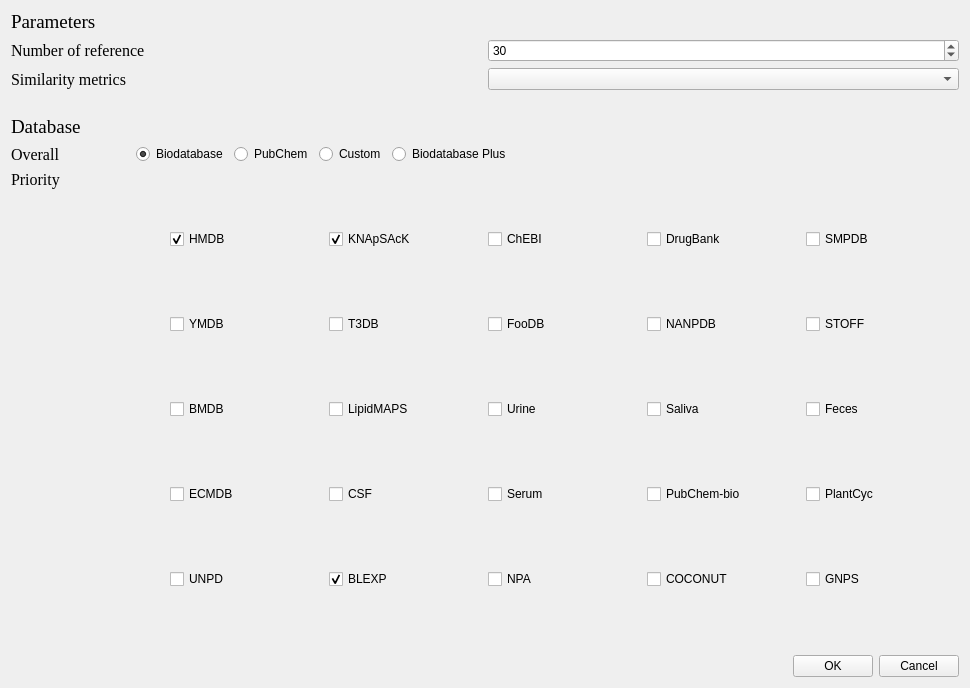
The window that ui/parameter.ui (hcji/DeepMASS2_GUI) describes before a commit, drawn with Qt 5.
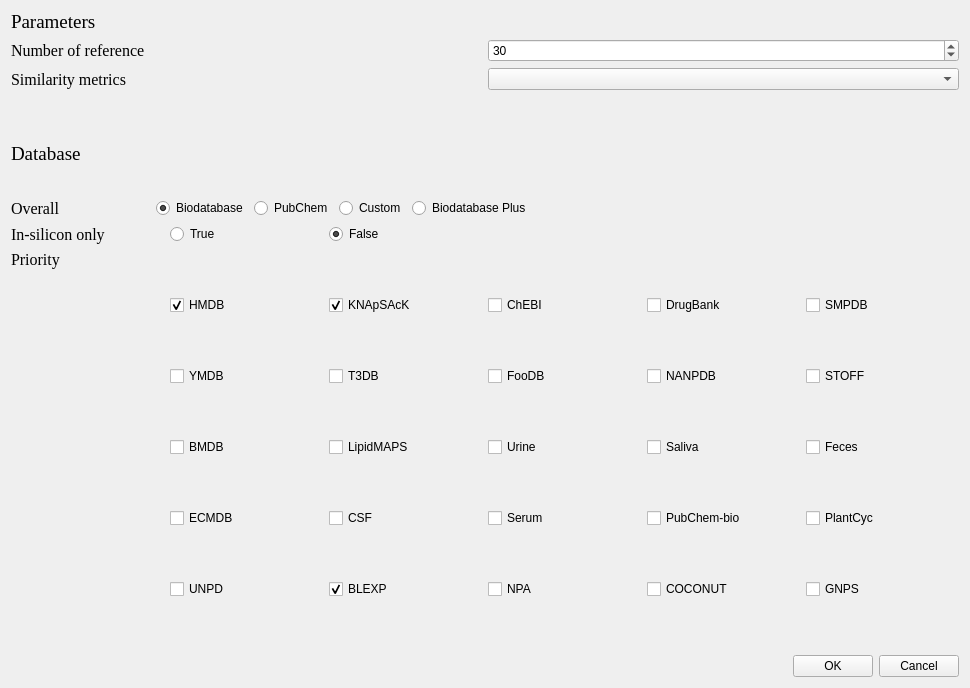
The same window after the commit.

Patch:
```diff
--- a/ui/parameter.ui
+++ b/ui/parameter.ui
@@ -102,174 +102,7 @@
    </item>
    <item>
     <layout class="QGridLayout" name="gridLayout_2">
-     <item row="0" column="0" colspan="4">
-      <layout class="QHBoxLayout" name="horizontalLayout">
-       <item>
-        <widget class="QLabel" name="label_3">
-         <property name="font">
-          <font>
-           <family>Times New Roman</family>
-           <pointsize>12</pointsize>
-          </font>
-         </property>
-         <property name="text">
-          <string>Overall</string>
-         </property>
-        </widget>
-       </item>
-       <item>
-        <spacer name="horizontalSpacer_2">
-         <property name="orientation">
-          <enum>Qt::Horizontal</enum>
-         </property>
-         <property name="sizeType">
-          <enum>QSizePolicy::Fixed</enum>
-         </property>
-         <property name="sizeHint" stdset="0">
-          <size>
-           <width>70</width>
-           <height>20</height>
-          </size>
-         </property>
-        </spacer>
-       </item>
-       <item>
-        <widget class="QRadioButton" name="radioButton_1">
-         <property name="text">
-          <string>Biodatabase</string>
-         </property>
-         <property name="checked">
-          <bool>true</bool>
-         </property>
-         <attribute name="buttonGroup">
-          <string notr="true">buttonGroup</string>
-         </attribute>
-        </widget>
-       </item>
-       <item>
-        <widget class="QRadioButton" name="radioButton_2">
-         <property name="text">
-          <string>PubChem</string>
-         </property>
-         <attribute name="buttonGroup">
-          <string notr="true">buttonGroup</string>
-         </attribute>
-        </widget>
-       </item>
-       <item>
-        <widget class="QRadioButton" name="radioButton_3">
-         <property name="text">
-          <string>Custom</string>
-         </property>
-         <attribute name="buttonGroup">
-          <string notr="true">buttonGroup</string>
-         </attribute>
-        </widget>
-       </item>
-       <item>
-        <widget class="QRadioButton" name="radioButton_4">
-         <property name="text">
-          <string>Biodatabase Plus</string>
-         </property>
-         <attribute name="buttonGroup">
-          <string notr="true">buttonGroup</string>
-         </attribute>
-        </widget>
-       </item>
-       <item>
-        <spacer name="horizontalSpacer">
-         <property name="orientation">
-          <enum>Qt::Horizontal</enum>
-         </property>
-         <property name="sizeHint" stdset="0">
-          <size>
-           <width>40</width>
-           <height>20</height>
-          </size>
-         </property>
-        </spacer>
-       </item>
-      </layout>
-     </item>
-     <item row="1" column="0">
-      <layout class="QVBoxLayout" name="verticalLayout_7">
-       <item>
-        <widget class="QLabel" name="label_2">
-         <property name="font">
-          <font>
-           <family>Times New Roman</family>
-           <pointsize>12</pointsize>
-          </font>
-         </property>
-         <property name="text">
-          <string>Priority</string>
-         </property>
-        </widget>
-       </item>
-       <item>
-        <spacer name="verticalSpacer">
-         <property name="orientation">
-          <enum>Qt::Vertical</enum>
-         </property>
-         <property name="sizeType">
-          <enum>QSizePolicy::Expanding</enum>
-         </property>
-         <property name="sizeHint" stdset="0">
-          <size>
-           <width>40</width>
-           <height>10</height>
-          </size>
-         </property>
-        </spacer>
-       </item>
-      </layout>
-     </item>
-     <item row="1" column="1">
-      <layout class="QVBoxLayout" name="verticalLayout_6">
-       <item>
-        <widget class="QCheckBox" name="checkBox_1">
-         <property name="text">
-          <string>HMDB</string>
-         </property>
-         <property name="checked">
-          <bool>true</bool>
-         </property>
-         <property name="tristate">
-          <bool>false</bool>
-         </property>
-        </widget>
-       </item>
-       <item>
-        <widget class="QCheckBox" name="checkBox_7">
-         <property name="text">
-          <string>YMDB</string>
-         </property>
-        </widget>
-       </item>
-       <item>
-        <widget class="QCheckBox" name="checkBox_12">
-         <property name="text">
-          <string>BMDB</string>
-         </property>
-        </widget>
-       </item>
-       <item>
-        <widget class="QCheckBox" name="checkBox_17">
-         <property name="text">
-          <string>ECMDB</string>
-         </property>
-        </widget>
-       </item>
-       <item>
-        <widget class="QCheckBox" name="checkBox_24">
-         <property name="text">
-          <string>UNPD</string>
-         </property>
-        </widget>
-       </item>
-      </layout>
-     </item>
-     <item row="1" column="2">
+     <item row="2" column="2">
       <layout class="QVBoxLayout" name="verticalLayout_5">
        <item>
         <widget class="QCheckBox" name="checkBox_2">
@@ -314,46 +147,7 @@
        </item>
       </layout>
      </item>
-     <item row="1" column="3">
-      <layout class="QVBoxLayout" name="verticalLayout_4">
-       <item>
-        <widget class="QCheckBox" name="checkBox_3">
-         <property name="text">
-          <string>ChEBI</string>
-         </property>
-        </widget>
-       </item>
-       <item>
-        <widget class="QCheckBox" name="checkBox_10">
-         <property name="text">
-          <string>FooDB</string>
-         </property>
-        </widget>
-       </item>
-       <item>
-        <widget class="QCheckBox" name="checkBox_11">
-         <property name="text">
-          <string>Urine</string>
-         </property>
-        </widget>
-       </item>
-       <item>
-        <widget class="QCheckBox" name="checkBox_18">
-         <property name="text">
-          <string>Serum</string>
-         </property>
-        </widget>
-       </item>
-       <item>
-        <widget class="QCheckBox" name="checkBox_22">
-         <property name="text">
-          <string>NPA</string>
-         </property>
-        </widget>
-       </item>
-      </layout>
-     </item>
-     <item row="1" column="4">
+     <item row="2" column="4">
       <layout class="QVBoxLayout" name="verticalLayout_3">
        <item>
         <widget class="QCheckBox" name="checkBox_4">
@@ -392,7 +186,7 @@
        </item>
       </layout>
      </item>
-     <item row="1" column="5">
+     <item row="2" column="5">
       <layout class="QVBoxLayout" name="verticalLayout_2">
        <item>
         <widget class="QCheckBox" name="checkBox_5">
@@ -431,6 +225,251 @@
        </item>
       </layout>
      </item>
+     <item row="2" column="1">
+      <layout class="QVBoxLayout" name="verticalLayout_6">
+       <item>
+        <widget class="QCheckBox" name="checkBox_1">
+         <property name="text">
+          <string>HMDB</string>
+         </property>
+         <property name="checked">
+          <bool>true</bool>
+         </property>
+         <property name="tristate">
+          <bool>false</bool>
+         </property>
+        </widget>
+       </item>
+       <item>
+        <widget class="QCheckBox" name="checkBox_7">
+         <property name="text">
+          <string>YMDB</string>
+         </property>
+        </widget>
+       </item>
+       <item>
+        <widget class="QCheckBox" name="checkBox_12">
+         <property name="text">
+          <string>BMDB</string>
+         </property>
+        </widget>
+       </item>
+       <item>
+        <widget class="QCheckBox" name="checkBox_17">
+         <property name="text">
+          <string>ECMDB</string>
+         </property>
+        </widget>
+       </item>
+       <item>
+        <widget class="QCheckBox" name="checkBox_24">
+         <property name="text">
+          <string>UNPD</string>
+         </property>
+        </widget>
+       </item>
+      </layout>
+     </item>
+     <item row="2" column="3">
+      <layout class="QVBoxLayout" name="verticalLayout_4">
+       <item>
+        <widget class="QCheckBox" name="checkBox_3">
+         <property name="text">
+          <string>ChEBI</string>
+         </property>
+        </widget>
+       </item>
+       <item>
+        <widget class="QCheckBox" name="checkBox_10">
+         <property name="text">
+          <string>FooDB</string>
+         </property>
+        </widget>
+       </item>
+       <item>
+        <widget class="QCheckBox" name="checkBox_11">
+         <property name="text">
+          <string>Urine</string>
+         </property>
+        </widget>
+       </item>
+       <item>
+        <widget class="QCheckBox" name="checkBox_18">
+         <property name="text">
+          <string>Serum</string>
+         </property>
+        </widget>
+       </item>
+       <item>
+        <widget class="QCheckBox" name="checkBox_22">
+         <property name="text">
+          <string>NPA</string>
+         </property>
+        </widget>
+       </item>
+      </layout>
+     </item>
+     <item row="2" column="0">
+      <layout class="QVBoxLayout" name="verticalLayout_7">
+       <item>
+        <widget class="QLabel" name="label_2">
+         <property name="font">
+          <font>
+           <family>Times New Roman</family>
+           <pointsize>12</pointsize>
+          </font>
+         </property>
+         <property name="text">
+          <string>Priority</string>
+         </property>
+        </widget>
+       </item>
+       <item>
+        <spacer name="verticalSpacer">
+         <property name="orientation">
+          <enum>Qt::Vertical</enum>
+         </property>
+         <property name="sizeType">
+          <enum>QSizePolicy::Fixed</enum>
+         </property>
+         <property name="sizeHint" stdset="0">
+          <size>
+           <width>40</width>
+           <height>380</height>
+          </size>
+         </property>
+        </spacer>
+       </item>
+      </layout>
+     </item>
+     <item row="0" column="0" colspan="4">
+      <layout class="QHBoxLayout" name="horizontalLayout">
+       <item>
+        <widget class="QLabel" name="label_3">
+         <property name="font">
+          <font>
+           <family>Times New Roman</family>
+           <pointsize>12</pointsize>
+          </font>
+         </property>
+         <property name="text">
+          <string>Overall</string>
+         </property>
+        </widget>
+       </item>
+       <item>
+        <spacer name="horizontalSpacer_2">
+         <property name="orientation">
+          <enum>Qt::Horizontal</enum>
+         </property>
+         <property name="sizeType">
+          <enum>QSizePolicy::Fixed</enum>
+         </property>
+         <property name="sizeHint" stdset="0">
+          <size>
+           <width>90</width>
+           <height>20</height>
+          </size>
+         </property>
+        </spacer>
+       </item>
+       <item>
+        <widget class="QRadioButton" name="radioButton_1">
+         <property name="text">
+          <string>Biodatabase</string>
+         </property>
+         <property name="checked">
+          <bool>true</bool>
+         </property>
+         <attribute name="buttonGroup">
+          <string notr="true">buttonGroup</string>
+         </attribute>
+        </widget>
+       </item>
+       <item>
+        <widget class="QRadioButton" name="radioButton_2">
+         <property name="text">
+          <string>PubChem</string>
+         </property>
+         <attribute name="buttonGroup">
+          <string notr="true">buttonGroup</string>
+         </attribute>
+        </widget>
+       </item>
+       <item>
+        <widget class="QRadioButton" name="radioButton_3">
+         <property name="text">
+          <string>Custom</string>
+         </property>
+         <attribute name="buttonGroup">
+          <string notr="true">buttonGroup</string>
+         </attribute>
+        </widget>
+       </item>
+       <item>
+        <widget class="QRadioButton" name="radioButton_4">
+         <property name="text">
+          <string>Biodatabase Plus</string>
+         </property>
+         <attribute name="buttonGroup">
+          <string notr="true">buttonGroup</string>
+         </attribute>
+        </widget>
+       </item>
+       <item>
+        <spacer name="horizontalSpacer">
+         <property name="orientation">
+          <enum>Qt::Horizontal</enum>
+         </property>
+         <property name="sizeHint" stdset="0">
+          <size>
+           <width>40</width>
+           <height>20</height>
+          </size>
+         </property>
+        </spacer>
+       </item>
+      </layout>
+     </item>
+     <item row="1" column="0">
+      <widget class="QLabel" name="label_7">
+       <property name="font">
+        <font>
+         <family>Times New Roman</family>
+         <pointsize>12</pointsize>
+        </font>
+       </property>
+       <property name="text">
+        <string>In-silicon only</string>
+       </property>
+      </widget>
+     </item>
+     <item row="1" column="1">
+      <widget class="QRadioButton" name="radioButton_true">
+       <property name="text">
+        <string>True</string>
+       </property>
+       <property name="checked">
+        <bool>false</bool>
+       </property>
+       <attribute name="buttonGroup">
+        <string notr="true">buttonGroup_2</string>
+       </attribute>
+      </widget>
+     </item>
+     <item row="1" column="2">
+      <widget class="QRadioButton" name="radioButton_false">
+       <property name="text">
+        <string>False</string>
+       </property>
+       <property name="checked">
+        <bool>true</bool>
+       </property>
+       <attribute name="buttonGroup">
+        <string notr="true">buttonGroup_2</string>
+       </attribute>
+      </widget>
+     </item>
     </layout>
    </item>
    <item>
```
Left out of the diff: 1 changed line with no effect on the pictures.
